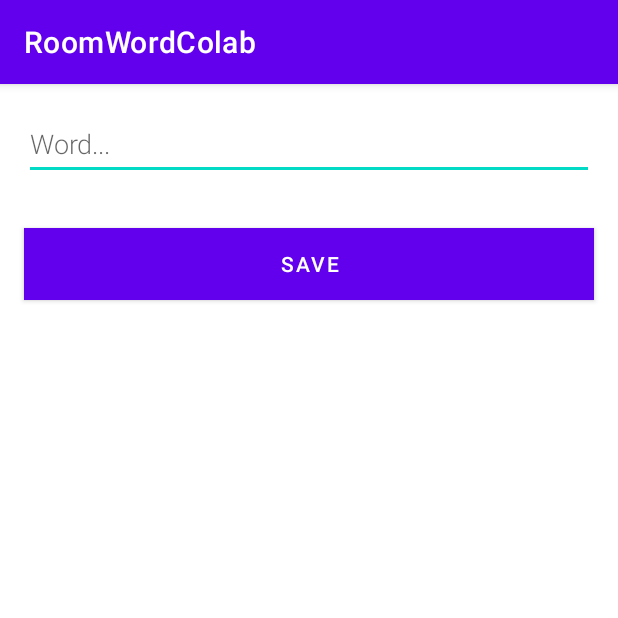
After one commit to tgibbons-css/RoomWordColab, an Android app: the NewWordActivity screen opened directly, with no data from a screen before it, on a phone screen of 412 x 824 dp, the top half of it. The commit adds this screen. Run offline under Robolectric (Android 15) with nearby library versions, the phone set to English and light mode, and no system bars.

Commit message:
Finished code. Basic working version. Adding word not working yet.

```diff
--- a/app/src/main/AndroidManifest.xml
+++ b/app/src/main/AndroidManifest.xml
@@ -10,6 +10,9 @@
         android:supportsRtl="true"
         android:theme="@style/Theme.RoomWordColab">
         <activity
+            android:name=".NewWordActivity"
+            android:exported="false" />
+        <activity
             android:name=".MainActivity"
             android:exported="true">
             <intent-filter>
--- /dev/null
+++ b/app/src/main/java/css/tgibbons/roomwordcolab/NewWordActivity.java
@@ -0,0 +1,33 @@
+package css.tgibbons.roomwordcolab;
+
+import androidx.appcompat.app.AppCompatActivity;
+
+import android.content.Intent;
+import android.os.Bundle;
+import android.text.TextUtils;
+import android.widget.Button;
+import android.widget.EditText;
+
+public class NewWordActivity extends AppCompatActivity {
+    public static final String EXTRA_REPLY = "com.example.android.wordlistsql.REPLY";
+    private EditText mEditWordView;
+
+    @Override
+    protected void onCreate(Bundle savedInstanceState) {
+        super.onCreate(savedInstanceState);
+        setContentView(R.layout.activity_new_word);
+
+        final Button button = findViewById(R.id.button_save);
+        button.setOnClickListener(view -> {
+            Intent replyIntent = new Intent();
+            if (TextUtils.isEmpty(mEditWordView.getText())) {
+                setResult(RESULT_CANCELED, replyIntent);
+            } else {
+                String word = mEditWordView.getText().toString();
+                replyIntent.putExtra(EXTRA_REPLY, word);
+                setResult(RESULT_OK, replyIntent);
+            }
+            finish();
+        });
+    }
+}
--- a/app/src/main/java/css/tgibbons/roomwordcolab/WordViewModel.java
+++ b/app/src/main/java/css/tgibbons/roomwordcolab/WordViewModel.java
@@ -14,6 +14,7 @@ public class WordViewModel extends AndroidViewModel {
 
     public WordViewModel (Application application) {
         super(application);
+        mRepository = new WordRepository(application);
         mAllWords = mRepository.getAllWords();
         mRepository = new WordRepository(application);
     }
--- /dev/null
+++ b/app/src/main/res/layout/activity_new_word.xml
@@ -0,0 +1,27 @@
+<?xml version="1.0" encoding="utf-8"?>
+<LinearLayout xmlns:android="http://schemas.android.com/apk/res/android"
+    android:orientation="vertical"
+    android:layout_width="match_parent"
+    android:layout_height="match_parent">
+
+    <EditText
+        android:id="@+id/edit_word"
+        android:layout_width="match_parent"
+        android:layout_height="wrap_content"
+        android:minHeight="@dimen/min_height"
+        android:fontFamily="sans-serif-light"
+        android:hint="@string/hint_word"
+        android:inputType="textAutoComplete"
+        android:layout_margin="@dimen/big_padding"
+        android:textSize="18sp" />
+
+    <Button
+        android:id="@+id/button_save"
+        android:layout_width="match_parent"
+        android:layout_height="wrap_content"
+        android:background="@color/colorPrimary"
+        android:text="@string/button_save"
+        android:layout_margin="@dimen/big_padding"
+        android:textColor="@color/buttonLabel" />
+
+</LinearLayout>
--- a/app/src/main/res/values/colors.xml
+++ b/app/src/main/res/values/colors.xml
@@ -7,4 +7,11 @@
     <color name="teal_700">#FF018786</color>
     <color name="black">#FF000000</color>
     <color name="white">#FFFFFFFF</color>
+
+    <color name="colorPrimary">#3F51B5</color>
+    <color name="colorPrimaryDark">#303F9F</color>
+    <color name="colorAccent">#FF4081</color>
+    <color name="buttonLabel">#FFFFFF</color>
+
+
 </resources>
--- /dev/null
+++ b/app/src/main/res/values/dimens.xml
@@ -0,0 +1,8 @@
+<?xml version="1.0" encoding="utf-8"?>
+<resources>
+    <dimen name="small_padding">8dp</dimen>
+    <dimen name="big_padding">16dp</dimen>
+    <dimen name="min_height">48dp</dimen>
+
+
+</resources>
--- a/app/src/main/res/values/strings.xml
+++ b/app/src/main/res/values/strings.xml
@@ -1,4 +1,7 @@
 <resources>
     <string name="app_name">RoomWordColab</string>
     <string name="add_word">add_word</string>
+    <string name="hint_word">Word...</string>
+    <string name="button_save">Save</string>
+    <string name="empty_not_saved">Word not saved because it is empty.</string>
 </resources>
```
Also changed, not shown: app/src/main/java/css/tgibbons/roomwordcolab/MainActivity.java (+35 -12 lines), app/src/main/res/drawable/ic_baseline_add_24.xml (added, +10 -0 lines).
